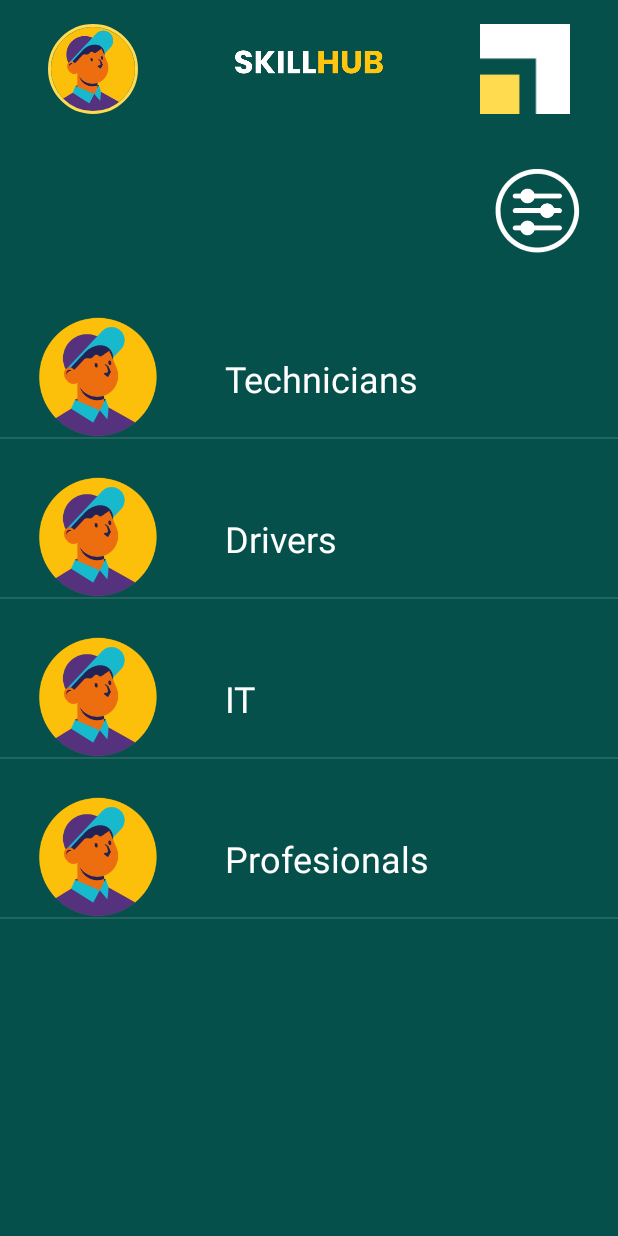
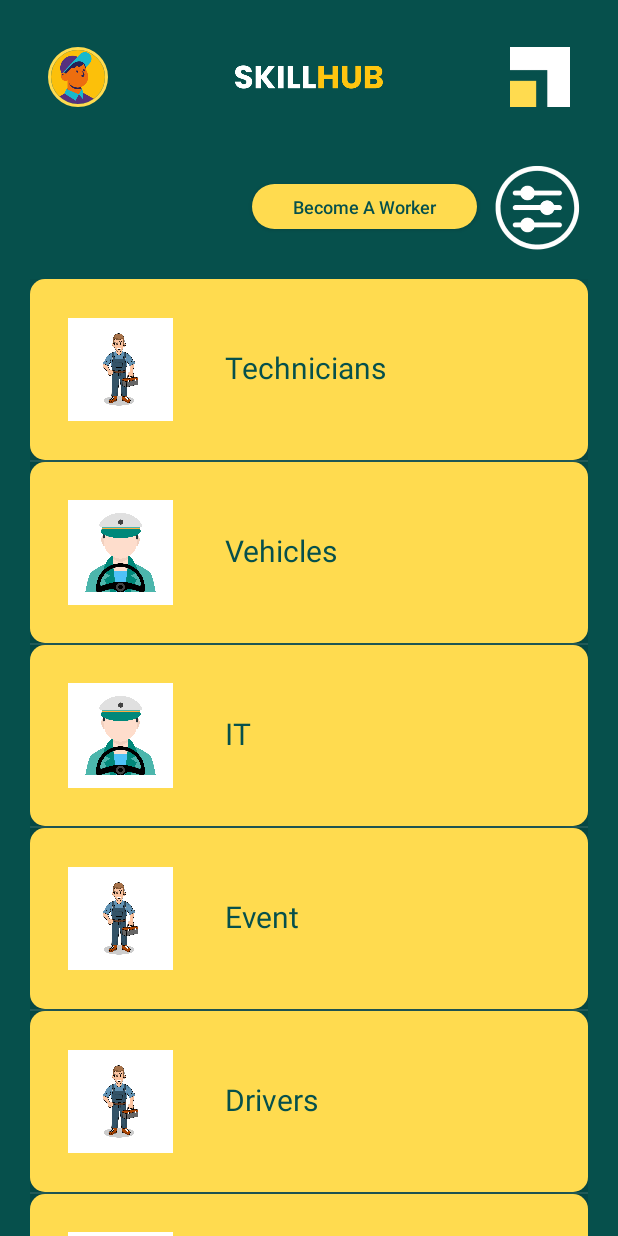
Before and after one commit to pavithrailankoon/skillshub, an Android app: the screen it shows after launch (clientHome), on a phone screen of 412 x 824 dp. Run offline under Robolectric (Android 15) with nearby library versions, the phone set to English and light mode, and no system bars; our stand-ins replace CircleImageView.

Commit message:
updated client home screen

```diff
--- a/app/build.gradle
+++ b/app/build.gradle
@@ -23,6 +23,11 @@ android {
             proguardFiles getDefaultProguardFile('proguard-android-optimize.txt'), 'proguard-rules.pro'
         }
     }
+
+    buildFeatures{
+        viewBinding true
+    }
+
     compileOptions {
         sourceCompatibility JavaVersion.VERSION_1_8
         targetCompatibility JavaVersion.VERSION_1_8
--- a/app/src/main/java/com/example/skillshub/clientHome.java
+++ b/app/src/main/java/com/example/skillshub/clientHome.java
@@ -1,8 +1,13 @@
 package com.example.skillshub;
 
+import android.app.Activity;
 import android.os.Bundle;
 
+import android.view.View;
+import android.widget.Button;
+import android.widget.ImageButton;
 import android.widget.ListView;
+import android.widget.Toast;
 
 
 import androidx.activity.EdgeToEdge;
@@ -15,7 +20,8 @@ import androidx.core.view.WindowInsetsCompat;
 
 public class clientHome extends AppCompatActivity {
 
-
+    ImageButton filterButton;
+    Button button;
 
 
     @Override
@@ -23,18 +29,48 @@ public class clientHome extends AppCompatActivity {
         super.onCreate(savedInstanceState);
         EdgeToEdge.enable(this);
         setContentView(R.layout.activity_client_home);
-        ViewCompat.setOnApplyWindowInsetsListener(findViewById(R.id.mainCategory_listView), (v, insets) -> {
-            Insets systemBars = insets.getInsets(WindowInsetsCompat.Type.systemBars());
-            v.setPadding(systemBars.left, systemBars.top, systemBars.right, systemBars.bottom);
-            return insets;
+
+
+
+
+
+
+        //Filter Button Code
+
+
+        filterButton = (ImageButton) findViewById(R.id.filter_button);
+        filterButton.setOnClickListener(new View.OnClickListener(){
+
+            @Override
+            public void onClick(View view) {
+                Toast.makeText(clientHome.this,"Filter button Work",Toast.LENGTH_SHORT).show();;
+
+            }
         });
 
-        ListView listView = findViewById(R.id.mainCategory_listView);
+        //Become A worker Button Code
 
-        String[] mainCategory = {"Technicians","Drivers","IT","Profesionals"};
-        int[] mainCategoryIcon = {R.drawable.technicians,R.drawable.drivers,R.drawable.baseline_category_24,R.drawable.star};
+        button = (Button) findViewById(R.id.becomeWorkerButton);
+        button.setOnClickListener(new View.OnClickListener(){
 
-        listAdapter adapter = new listAdapter(this,mainCategory,mainCategoryIcon);
+            @Override
+            public void onClick(View view) {
+                Toast.makeText(clientHome.this,"Become A Worker Button work",Toast.LENGTH_SHORT).show();;
+
+            }
+        });
+
+
+        // List View code for choose main category
+
+        ListView listView = findViewById(R.id.listView);
+
+        String[] mainCategoryName = {"Technicians","Vehicles","IT","Event","Drivers","Profesionals"};
+
+        int[] mainCategoryImage = {R.drawable.technicians,R.drawable.drivers,R.drawable.drivers,R.drawable.technicians,R.drawable.technicians,R.drawable.drivers};
+
+
+        listAdapter adapter = new listAdapter(this,mainCategoryName,mainCategoryImage);
         listView.setAdapter(adapter);
 
     }
--- a/app/src/main/java/com/example/skillshub/listAdapter.java
+++ b/app/src/main/java/com/example/skillshub/listAdapter.java
@@ -1,7 +1,7 @@
 package com.example.skillshub;
 
 import android.app.Activity;
-
+import android.content.Context;
 import android.view.LayoutInflater;
 import android.view.View;
 import android.view.ViewGroup;
@@ -9,38 +9,39 @@ import android.widget.ArrayAdapter;
 import android.widget.ImageView;
 import android.widget.TextView;
 
+import java.util.ArrayList;
+
 import androidx.annotation.NonNull;
 import androidx.annotation.Nullable;
 
+
 public class listAdapter extends ArrayAdapter<String> {
-
 
     private final Activity context;
 
     private final String[] mainCategory;
-    private final int[] mainCategoryIcon;
+    private final int[] imageArray;
 
 
-    public listAdapter(Activity context, String[] mainCategory, int[] mainCategoryIcon) {
+    public listAdapter(Activity context, String[] mainCategory, int[] imageArray) {
         super(context,R.layout.custom_list_item_layout,mainCategory);
         this.context = context;
         this.mainCategory = mainCategory;
-        this.mainCategoryIcon = mainCategoryIcon;
+        this.imageArray = imageArray;
     }
 
     @NonNull
     @Override
     public View getView(int position, @Nullable View convertView, @NonNull ViewGroup parent) {
-        LayoutInflater inflater = context.getLayoutInflater();
+        LayoutInflater inflater= context.getLayoutInflater();
         View rowView = inflater.inflate(R.layout.custom_list_item_layout,null,true);
 
-        TextView mainCategoryText = rowView.findViewById(R.id.mainCategoryName_textView);
-        ImageView mainCategoryImage = rowView.findViewById(R.id.mainCategoryName_textView);
+        TextView mainCategoryText =  rowView.findViewById(R.id.mainCategoryName);
+        ImageView mainCategoryImage = rowView.findViewById(R.id.listImage);
 
         mainCategoryText.setText(mainCategory[position]);
-        mainCategoryImage.setImageResource(mainCategoryIcon[position]);
+        mainCategoryImage.setImageResource(imageArray[position]);
 
         return rowView;
-
     }
 }
--- a/app/src/main/res/drawable/custom_button.xml
+++ b/app/src/main/res/drawable/custom_button.xml
@@ -3,7 +3,7 @@
     <item>
         <shape android:shape="rectangle">
             <solid android:color="@color/yellow"/>
-            <corners android:radius="60dp"/>
+            <corners android:radius="20dp"/>
         </shape>
     </item>
 </selector>
--- a/app/src/main/res/layout/activity_client_home.xml
+++ b/app/src/main/res/layout/activity_client_home.xml
@@ -3,17 +3,19 @@
     android:layout_width="match_parent"
     android:layout_height="wrap_content"
     xmlns:app="http://schemas.android.com/apk/res-auto"
+    xmlns:tools="http://schemas.android.com/tools"
     android:background="@color/background_green">
 
     <RelativeLayout
         android:layout_width="match_parent"
+        android:layout_marginTop="10dp"
         android:layout_height="wrap_content"
         android:padding="16dp">
 
         <de.hdodenhof.circleimageview.CircleImageView
             android:id="@+id/avatar"
-            android:layout_width="60dp"
-            android:layout_height="60dp"
+            android:layout_width="40dp"
+            android:layout_height="40dp"
             android:layout_alignParentStart="true"
             android:layout_alignParentLeft="true"
             android:layout_centerVertical="true"
@@ -34,14 +36,13 @@
 
         <ImageView
             android:id="@+id/imageView"
-            android:layout_width="60dp"
-            android:layout_height="60dp"
+            android:layout_width="40dp"
+            android:layout_height="40dp"
             android:layout_alignParentTop="true"
             android:layout_alignParentEnd="true"
-
             android:layout_marginEnd="16dp"
             app:srcCompat="@drawable/logo"
-            android:layout_alignParentLeft="true"
+
             android:layout_centerVertical="true"/>
 
 
@@ -66,24 +67,48 @@
             android:background="@color/background_green"
             app:srcCompat="@drawable/filter"
 
-            android:layout_alignParentLeft="true"
             android:layout_centerVertical="true">
 
         </ImageButton>
+
+        <Button
+            android:id="@+id/becomeWorkerButton"
+            android:layout_width="150dp"
+            android:layout_height="30dp"
+            android:layout_centerVertical="true"
+            android:layout_marginEnd="10dp"
+            android:layout_toStartOf="@+id/filter_button"
+            android:text="Become A Worker"
+            android:tooltipText="You register as Worker"
+            android:background="@drawable/custom_button"
+            android:textColor="@color/background_green"
+
+            android:textAllCaps="false"
+            android:textSize="12dp" />
+
 
     </RelativeLayout>
 
     <LinearLayout
         android:layout_width="match_parent"
         android:layout_height="match_parent"
-        android:layout_alignParentTop="true"
         android:layout_marginTop="186dp">
 
         <ListView
+            android:id="@+id/listView"
             android:layout_width="match_parent"
             android:layout_height="match_parent"
-            android:id="@+id/mainCategory_listView">
+            android:layout_marginStart="20dp"
+            android:layout_marginEnd="20dp"
+
+            android:scrollbars="vertical"
+            tools:layout_editor_absoluteX="-16dp"
+            tools:layout_editor_absoluteY="64dp"
+            tools:listitem="@layout/custom_list_item_layout">
+
+
         </ListView>
+
 
     </LinearLayout>
 
--- a/app/src/main/res/layout/activity_login.xml
+++ b/app/src/main/res/layout/activity_login.xml
@@ -26,29 +26,30 @@
     <LinearLayout
         android:layout_width="match_parent"
         android:layout_height="wrap_content"
-        android:orientation="vertical"
-        android:layout_marginBottom="24dp">
+        android:layout_marginBottom="24dp"
+        android:orientation="vertical">
 
         <EditText
             android:id="@+id/email"
             android:layout_width="match_parent"
             android:layout_height="wrap_content"
+            android:layout_marginTop="20dp"
             android:hint="Email"
             android:inputType="textEmailAddress"
             android:textColor="@color/white"
-            android:textSize="16sp"
-            android:layout_marginTop="20dp">
+            android:textSize="16sp">
 
         </EditText>
+
         <EditText
             android:id="@+id/password"
             android:layout_width="match_parent"
             android:layout_height="wrap_content"
+            android:layout_marginTop="10dp"
             android:hint="Password"
             android:inputType="textPassword"
             android:textColor="@color/white"
-            android:textSize="16sp"
-            android:layout_marginTop="10dp">
+            android:textSize="16sp">
 
         </EditText>
 
@@ -58,17 +59,17 @@
     <LinearLayout
         android:layout_width="match_parent"
         android:layout_height="wrap_content"
-        android:orientation="horizontal"
+        android:layout_marginTop="20dp"
         android:layout_marginBottom="14dp"
-        android:layout_marginTop="20dp">
+        android:orientation="horizontal">
 
         <CheckBox
             android:id="@+id/remember_me"
             android:layout_width="wrap_content"
             android:layout_height="wrap_content"
+            android:buttonTint="@color/white"
             android:text="RememberMe"
-            android:textColor="#FFFFFF"
-            android:buttonTint="@color/white"/>
+            android:textColor="#FFFFFF" />
 
         <TextView
             android:id="@+id/forgot_password"
@@ -84,38 +85,37 @@
     <LinearLayout
         android:layout_width="match_parent"
         android:layout_height="wrap_content"
-        android:orientation="vertical"
-        android:layout_marginBottom="24dp">
+        android:layout_marginBottom="24dp"
+        android:orientation="vertical">
 
 
         <Button
             android:id="@+id/login_button"
             android:layout_width="match_parent"
             android:layout_height="wrap_content"
+            android:layout_marginLeft="40dp"
+            android:layout_marginTop="10dp"
+            android:layout_marginRight="40dp"
             android:background="@drawable/custom_button"
+            android:text="Login"
             android:textColor="@color/black"
-            android:textStyle="bold"
             android:textSize="16sp"
-            android:layout_marginTop="10dp"
-            android:layout_marginLeft="40dp"
-            android:layout_marginRight="40dp"
-            android:text="Login" />
+            android:textStyle="bold" />
     </LinearLayout>
 
     <LinearLayout
         android:layout_width="match_parent"
         android:layout_height="match_parent"
-        android:orientation="horizontal"
+        android:layout_marginTop="20dp"
         android:layout_marginBottom="24dp"
-        android:layout_marginTop="20dp"
-        >
+        android:orientation="horizontal">
 
         <TextView
             android:id="@+id/text2"
             android:layout_width="wrap_content"
             android:layout_height="wrap_content"
+            android:layout_marginStart="26dp"
             android:buttonTint="@color/white"
-            android:layout_marginStart="26dp"
             android:text="If Don't have an account :"
             android:textColor="#FFFFFF" />
 
--- a/app/src/main/res/layout/custom_list_item_layout.xml
+++ b/app/src/main/res/layout/custom_list_item_layout.xml
@@ -1,25 +1,45 @@
 <?xml version="1.0" encoding="utf-8"?>
-<RelativeLayout xmlns:android="http://schemas.android.com/apk/res/android"
+<androidx.cardview.widget.CardView
+    xmlns:android="http://schemas.android.com/apk/res/android"
+    android:layout_width="match_parent"
+    android:layout_height="wrap_content"
     xmlns:app="http://schemas.android.com/apk/res-auto"
-    android:layout_width="match_parent"
-    android:layout_height="wrap_content">
+    android:layout_marginStart="30dp"
+    android:layout_marginEnd="30dp"
 
-    <ImageView
-        android:id="@+id/mainCategoryIcon_imageView"
-        android:layout_width="80dp"
-        android:layout_height="80dp"
-        android:layout_marginStart="25dp"
-        android:layout_marginTop="25dp"
-        app:srcCompat="@drawable/avatar" />
+    android:layout_marginVertical="10dp"
+    android:layout_marginHorizontal="10dp"
+    app:cardCornerRadius="10dp"
+    app:cardElevation="20dp"
+    >
 
-    <TextView
-        android:id="@+id/mainCategoryName_textView"
-        android:layout_width="wrap_content"
+    <RelativeLayout
+        android:layout_width="match_parent"
         android:layout_height="wrap_content"
-        android:layout_marginStart="150dp"
-        android:layout_marginTop="50dp"
-        android:text="TextView"
+        android:background="@color/yellow">
 
-        android:textColor="@color/white"
-        android:textSize="24sp" />
-</RelativeLayout>
+        <com.google.android.material.imageview.ShapeableImageView
+            android:layout_width="70dp"
+            android:layout_height="70dp"
+            android:id="@+id/listImage"
+            android:src="@drawable/technicians"
+
+            android:layout_margin="25dp">
+        </com.google.android.material.imageview.ShapeableImageView>
+
+        <TextView
+            android:layout_width="wrap_content"
+            android:layout_height="wrap_content"
+            android:layout_marginTop="45dp"
+            android:layout_marginStart="130dp"
+            android:layout_marginEnd="30dp"
+            android:text="Technicians"
+            android:id="@+id/mainCategoryName"
+            android:textSize="20dp"
+            android:textColor="@color/background_green">
+
+        </TextView>
+
+    </RelativeLayout>
+
+</androidx.cardview.widget.CardView>
--- a/app/src/main/res/values/strings.xml
+++ b/app/src/main/res/values/strings.xml
@@ -5,7 +5,7 @@
     <string name="signup_topic">Create A New Account</string>
     <string name="signup_verify_email">Verify email</string>
     <string name="signup_verify_email_desc">Check your inbox and click verification link.</string>
-    <string name="signup_profileimg_desc">Profile Photo</string>
+    <string name="_descsignup_profileimg">Profile Photo</string>
     <string name="signup_verify_nic">NIC Verification</string>
     <string name="signup_verify_nic_front">NIC front image</string>
     <string name="signup_verify_nic_back">NIC back image </string>
@@ -54,6 +54,7 @@
     <string name="login_failed">"Login failed"</string>
     <!-- TODO: Remove or change this placeholder text -->
     <string name="hello_blank_fragment">Hello blank fragment</string>
-
+    <string name="open_nav">"Open Navigation Drawer"</string>
+    <string name="close_nav">"Close Navigation Drawer"</string>
 
 </resources>
```
